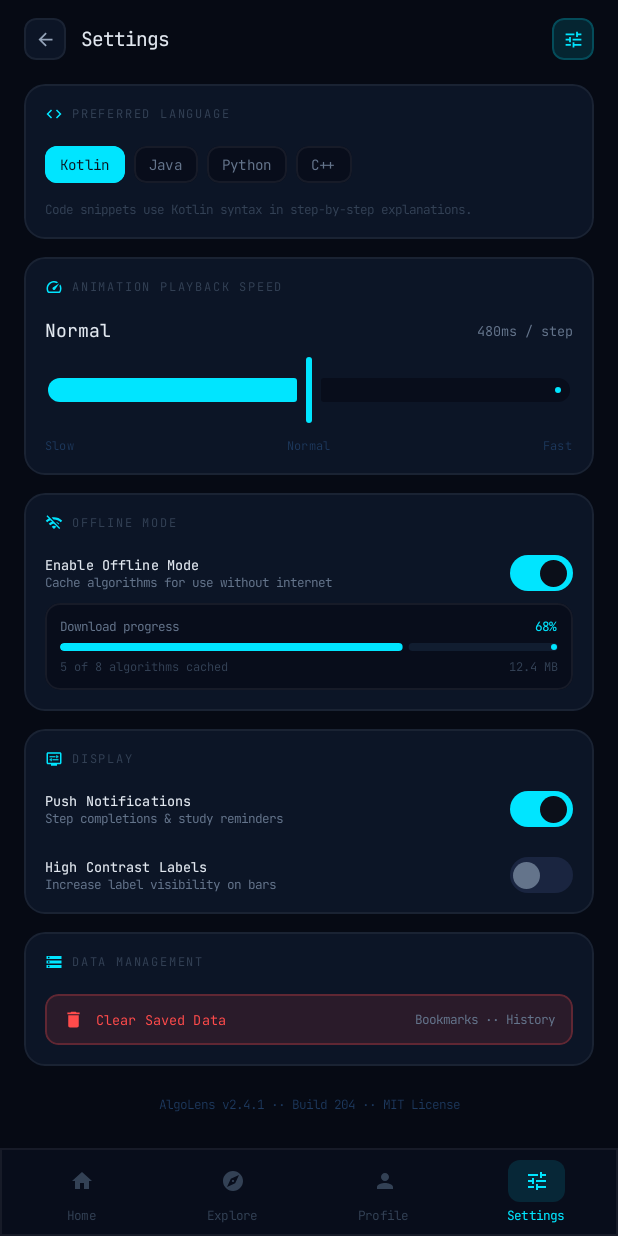
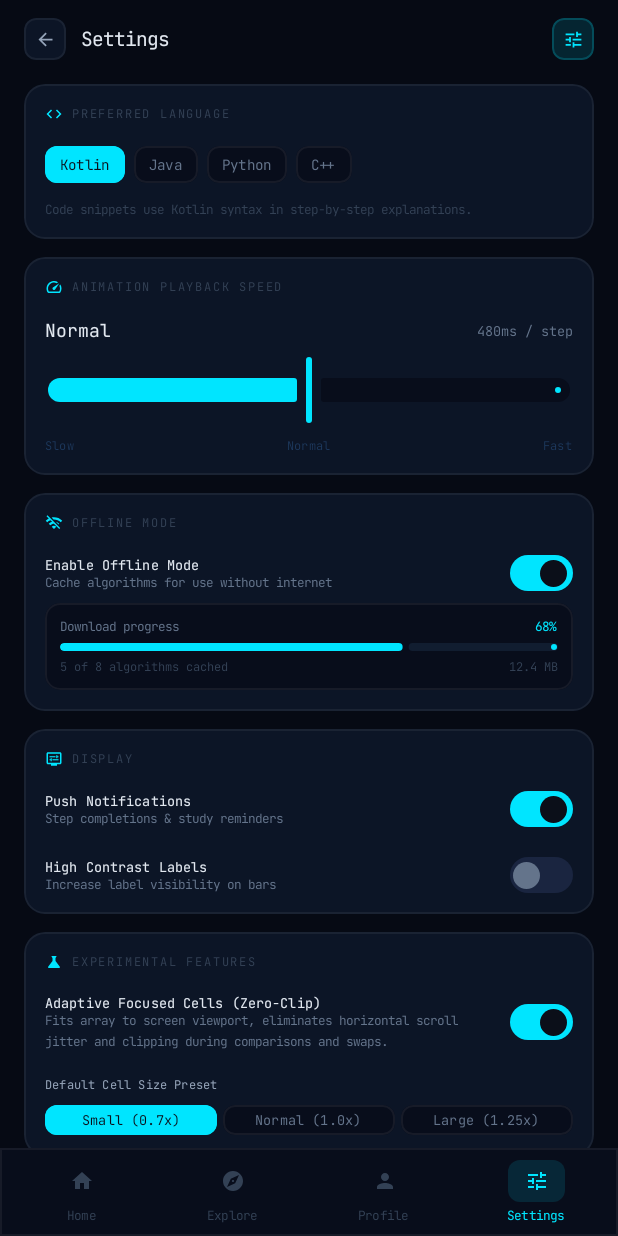
Before and after one commit to Quackified/AVIA, an Android app built with Jetpack Compose: the screen it shows after launch (MainActivity), after a tap on "Settings", on a phone screen of 412 x 824 dp. Run offline under Robolectric (Android 15) with nearby library versions, the light colour scheme and no system bars.

Commit message:
Info: Added Experimental UI

```diff
--- /dev/null
+++ b/app/src/main/java/com/example/algolens/data/AppSettings.kt
@@ -0,0 +1,30 @@
+package com.example.algolens.data
+
+import androidx.compose.runtime.Stable
+import androidx.compose.runtime.getValue
+import androidx.compose.runtime.mutableFloatStateOf
+import androidx.compose.runtime.mutableStateOf
+import androidx.compose.runtime.setValue
+
+/**
+ * Observable global application settings.
+ *
+ * Holds user preferences and experimental flags, including the adaptive
+ * zero-clipping cell visualizer and default cell scaling.
+ */
+@Stable
+object AppSettings {
+    /**
+     * Experimental: When enabled, array visualizer dynamically sizes cells
+     * including gap subtraction so all elements fit cleanly on screen without
+     * clipping towards the right or causing camera jitter during comparisons/swaps.
+     */
+    var useAdaptiveCellVisualizer by mutableStateOf(true)
+
+    /**
+     * Default cell scale across visualizers.
+     * 0.7f corresponds to "Small" (S), preventing horizontal clipping for
+     * standard arrays.
+     */
+    var defaultCellScale by mutableFloatStateOf(0.7f)
+}
--- a/app/src/main/java/com/example/algolens/ui/settings/SettingsScreen.kt
+++ b/app/src/main/java/com/example/algolens/ui/settings/SettingsScreen.kt
@@ -23,11 +23,14 @@ import androidx.compose.material.icons.automirrored.filled.ArrowBack
 import androidx.compose.material.icons.filled.Code
 import androidx.compose.material.icons.filled.Delete
 import androidx.compose.material.icons.filled.DisplaySettings
+import androidx.compose.material.icons.filled.Science
 import androidx.compose.material.icons.filled.Speed
 import androidx.compose.material.icons.filled.Storage
 import androidx.compose.material.icons.filled.Tune
 import androidx.compose.material.icons.filled.WifiOff
 import androidx.compose.material3.Icon
+import com.example.algolens.data.AppSettings
+import com.example.algolens.ui.theme.AlgoTokens
 import androidx.compose.material3.LinearProgressIndicator
 import androidx.compose.material3.MaterialTheme
 import androidx.compose.material3.Slider
@@ -374,7 +377,80 @@ fun SettingsScreen(
             }
         }
 
-        // â”€â”€ 5. Data Management (Danger Zone) â”€â”€
+        // ── 5. Experimental Features ──
+        SettingsCard {
+            SectionLabel(icon = Icons.Default.Science, text = "Experimental Features")
+
+            Row(
+                modifier = Modifier.fillMaxWidth(),
+                horizontalArrangement = Arrangement.SpaceBetween,
+                verticalAlignment = Alignment.CenterVertically
+            ) {
+                Column(modifier = Modifier.weight(1f).padding(end = AlgoTokens.space3)) {
+                    Text(
+                        text = "Adaptive Focused Cells (Zero-Clip)",
+                        style = MaterialTheme.typography.labelMedium,
+                        color = TextPrimary,
+                        fontWeight = FontWeight.SemiBold
+                    )
+                    Text(
+                        text = "Fits array to screen viewport, eliminates horizontal scroll jitter and clipping during comparisons and swaps.",
+                        style = MaterialTheme.typography.bodySmall,
+                        color = TextMuted,
+                        fontSize = 8.5.sp
+                    )
+                }
+                CustomSwitch(
+                    checked = AppSettings.useAdaptiveCellVisualizer,
+                    onCheckedChange = { AppSettings.useAdaptiveCellVisualizer = it }
+                )
+            }
+
+            Spacer(modifier = Modifier.height(AlgoTokens.space1))
+
+            Text(
+                text = "Default Cell Size Preset",
+                style = MaterialTheme.typography.labelSmall,
+                color = TextSecondary,
+                fontWeight = FontWeight.SemiBold
+            )
+            Row(
+                modifier = Modifier.fillMaxWidth(),
+                horizontalArrangement = Arrangement.spacedBy(AlgoTokens.space2)
+            ) {
+                listOf(
+                    "Small (0.7x)" to 0.7f,
+                    "Normal (1.0x)" to 1.0f,
+                    "Large (1.25x)" to 1.25f
+                ).forEach { (label, scale) ->
+                    val isSel = AppSettings.defaultCellScale == scale
+                    Box(
+                        modifier = Modifier
+                            .weight(1f)
+                            .clip(RoundedCornerShape(AlgoTokens.radiusSm))
+                            .background(if (isSel) PrimaryCyan else CardBackgroundElevated)
+                            .border(
+                                AlgoTokens.strokeThin,
+                                if (isSel) PrimaryCyan else BorderSubtle,
+                                RoundedCornerShape(AlgoTokens.radiusSm)
+                            )
+                            .clickable { AppSettings.defaultCellScale = scale }
+                            .padding(vertical = AlgoTokens.space2),
+                        contentAlignment = Alignment.Center
+                    ) {
+                        Text(
+                            text = label,
+                            style = MaterialTheme.typography.labelSmall,
+                            color = if (isSel) DarkBackground else TextMuted,
+                            fontWeight = FontWeight.SemiBold,
+                            fontSize = 9.sp
+                        )
+                    }
+                }
+            }
+        }
+
+        // ── 6. Data Management (Danger Zone) ──
         SettingsCard {
             SectionLabel(icon = Icons.Default.Storage, text = "Data Management")
 
--- a/app/src/main/java/com/example/algolens/ui/visualizer/CellGrid.kt
+++ b/app/src/main/java/com/example/algolens/ui/visualizer/CellGrid.kt
@@ -85,7 +85,7 @@ fun CellGrid(
         state = lazyListState,
         modifier = modifier.fillMaxWidth(),
         contentPadding = PaddingValues(horizontal = AlgoTokens.space1),
-        horizontalArrangement = Arrangement.spacedBy(AlgoTokens.space3),
+        horizontalArrangement = Arrangement.spacedBy(AlgoTokens.space3, Alignment.CenterHorizontally),
         verticalAlignment = Alignment.CenterVertically
     ) {
         itemsIndexed(step.array, key = { index, _ -> "cell_$index" }) { index, value ->
```
Also changed, not shown: app/src/main/java/com/example/algolens/ui/visualizer/CellArrayVisualizer.kt (+37 -17 lines), app/src/main/java/com/example/algolens/ui/visualizer/ComparisonBridgeOverlay.kt (added, +180 -0 lines), app/src/main/java/com/example/algolens/ui/visualizer/VisualizerScreenState.kt (+4 -3 lines).
